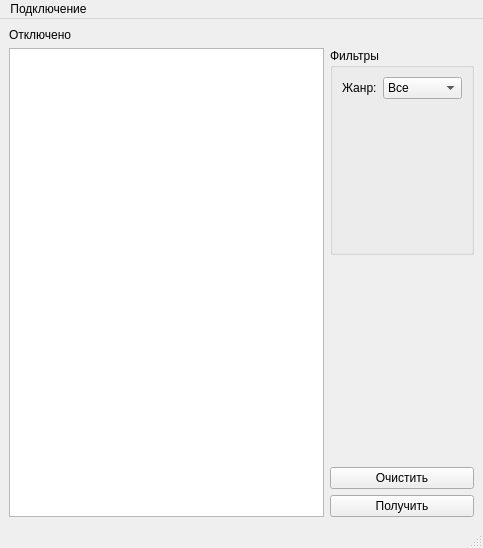
First picture: the form in 08/FilmsDatabase/mainwindow.ui, repository ilyapatis24/QT_C, before the edit.
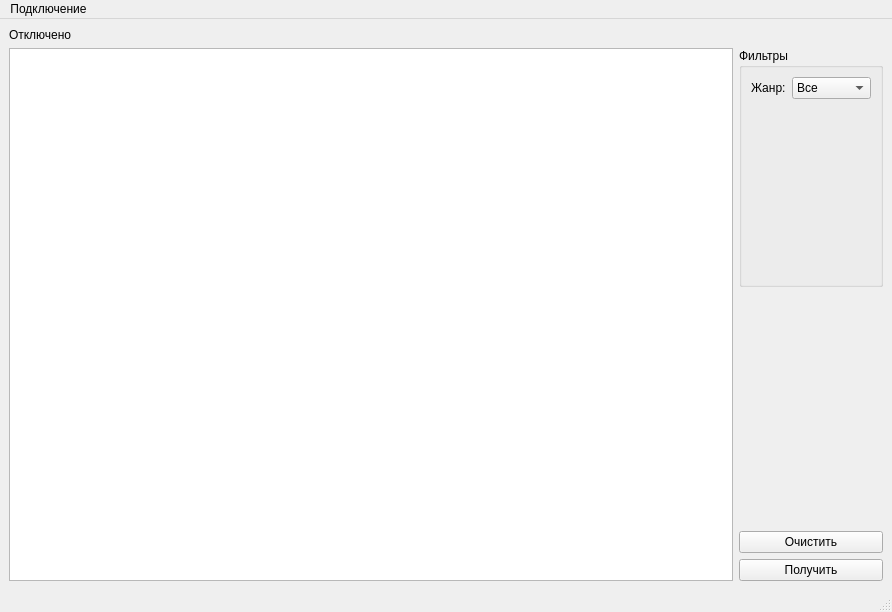
Second picture: the form after the edit.

Patch:
```diff
--- a/08/FilmsDatabase/mainwindow.ui
+++ b/08/FilmsDatabase/mainwindow.ui
@@ -6,12 +6,12 @@
    <rect>
     <x>0</x>
     <y>0</y>
-    <width>483</width>
-    <height>548</height>
+    <width>892</width>
+    <height>612</height>
    </rect>
   </property>
   <property name="sizePolicy">
-   <sizepolicy hsizetype="Preferred" vsizetype="Expanding">
+   <sizepolicy hsizetype="Preferred" vsizetype="Preferred">
     <horstretch>0</horstretch>
     <verstretch>0</verstretch>
    </sizepolicy>
@@ -37,6 +37,16 @@
       </property>
      </spacer>
     </item>
+    <item row="1" column="0" rowspan="4">
+     <widget class="QTableView" name="tb_result">
+      <property name="minimumSize">
+       <size>
+        <width>0</width>
+        <height>0</height>
+       </size>
+      </property>
+     </widget>
+    </item>
     <item row="0" column="0">
      <widget class="QLabel" name="lb_statusConnect">
       <property name="sizePolicy">
@@ -127,8 +137,8 @@
     <rect>
      <x>0</x>
      <y>0</y>
-     <width>483</width>
-     <height>21</height>
+     <width>892</width>
+     <height>26</height>
     </rect>
    </property>
    <widget class="QMenu" name="menu">
```
Left out of the diff: 61 changed lines with no effect on the pictures.
